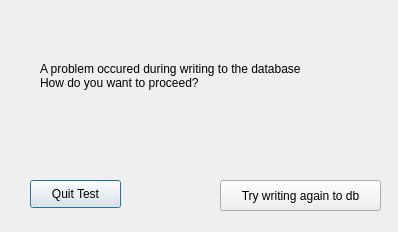
Qt form GUI/databasefailure.ui (AudreyFrancisco/SingleLadderQualification) before a commit.
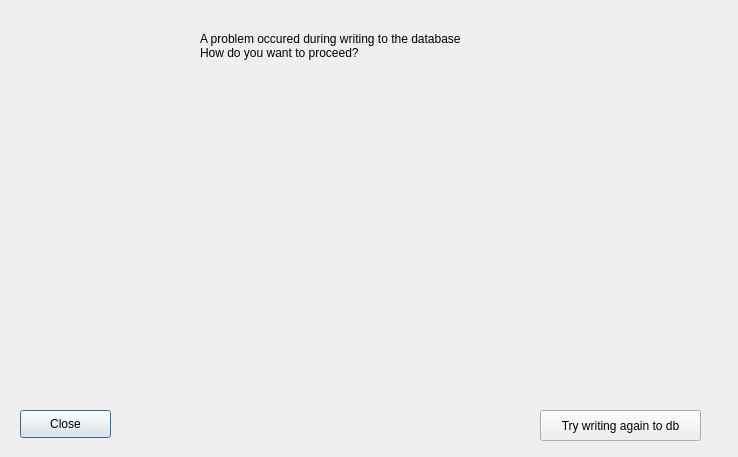
The same form after that commit.

What changed in the file:
```diff
--- a/GUI/databasefailure.ui
+++ b/GUI/databasefailure.ui
@@ -6,8 +6,8 @@
    <rect>
     <x>0</x>
     <y>0</y>
-    <width>398</width>
-    <height>232</height>
+    <width>738</width>
+    <height>457</height>
    </rect>
   </property>
   <property name="windowTitle">
@@ -16,10 +16,10 @@
   <widget class="QLabel" name="label">
    <property name="geometry">
     <rect>
-     <x>40</x>
-     <y>20</y>
+     <x>200</x>
+     <y>10</y>
      <width>341</width>
-     <height>111</height>
+     <height>71</height>
     </rect>
    </property>
    <property name="text">
@@ -30,21 +30,21 @@
   <widget class="QPushButton" name="quit">
    <property name="geometry">
     <rect>
-     <x>30</x>
-     <y>180</y>
+     <x>20</x>
+     <y>410</y>
      <width>91</width>
      <height>28</height>
     </rect>
    </property>
    <property name="text">
-    <string>Quit Test</string>
+    <string>Close</string>
    </property>
   </widget>
   <widget class="QPushButton" name="writeagain">
    <property name="geometry">
     <rect>
-     <x>220</x>
-     <y>180</y>
+     <x>540</x>
+     <y>410</y>
      <width>161</width>
      <height>31</height>
     </rect>
@@ -53,6 +53,19 @@
     <string>Try writing again to db</string>
    </property>
   </widget>
+  <widget class="QLabel" name="problem">
+   <property name="geometry">
+    <rect>
+     <x>10</x>
+     <y>110</y>
+     <width>711</width>
+     <height>231</height>
+    </rect>
+   </property>
+   <property name="text">
+    <string/>
+   </property>
+  </widget>
  </widget>
  <resources/>
  <connections/>
```
